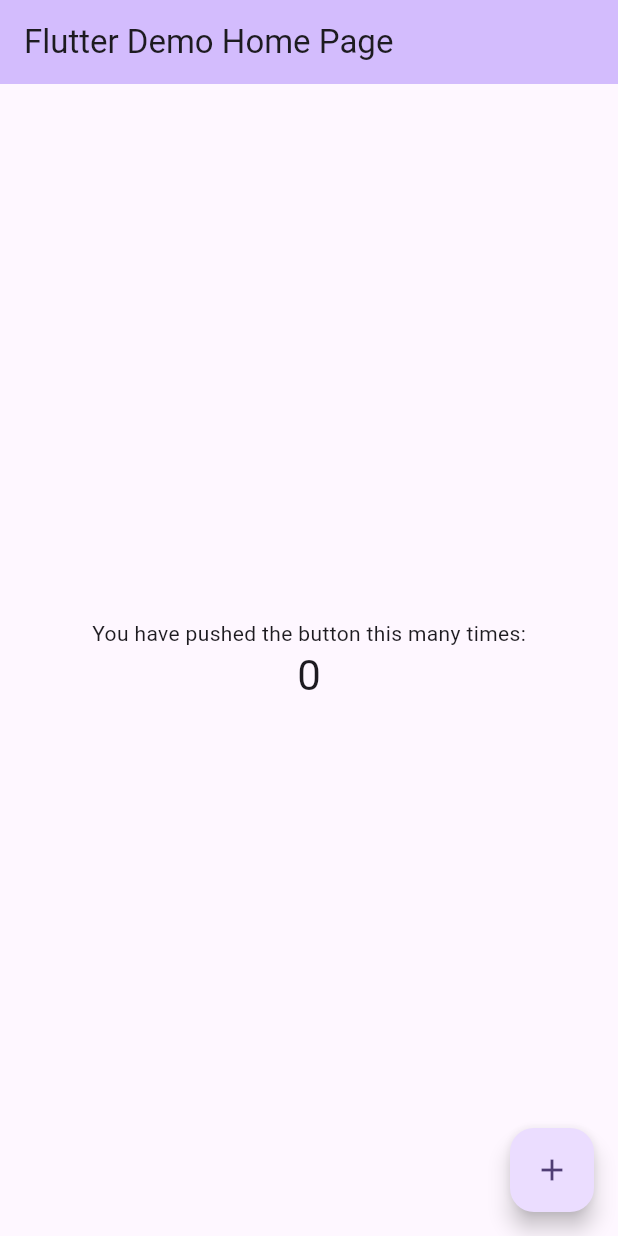
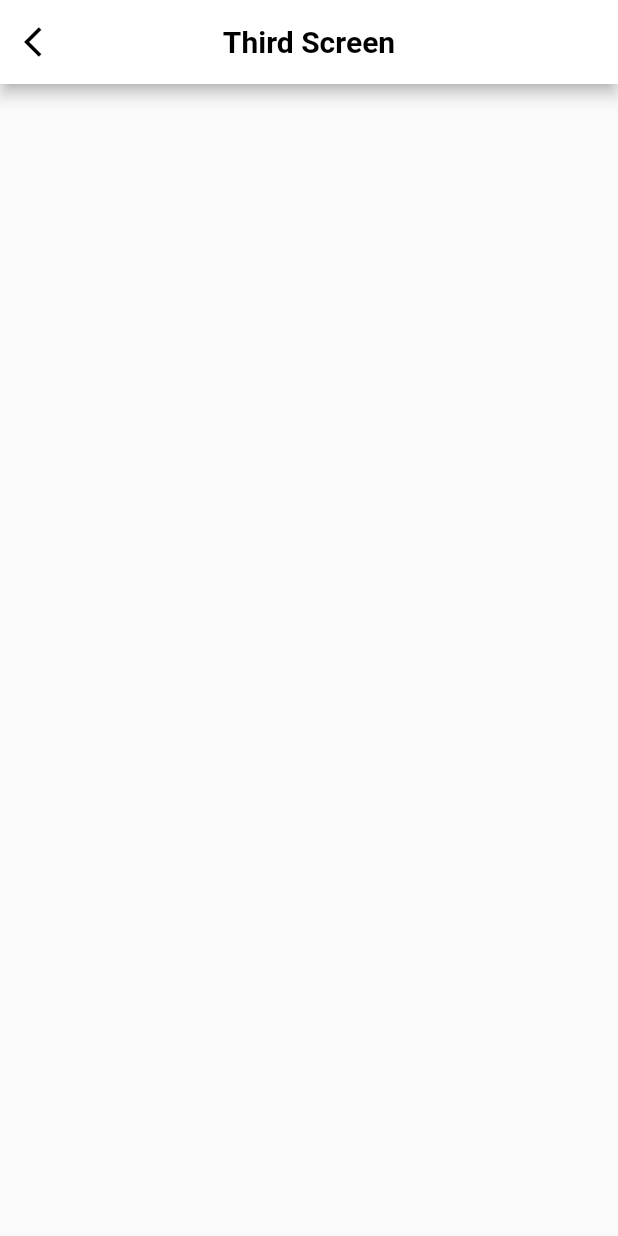
Before and after one commit to Ardanudn/Ardanu-Dhuhri-Nugroho-suitmedia-test, a Flutter app: the screen it shows after launch, on a phone screen of 412 x 824 dp. Run offline on Flutter 3.47's test engine with Material 2 defaults, Android fonts, the phone set to English and light mode, and no system bars.

Commit message:
finish number 1 and all layout

```diff
--- a/lib/main.dart
+++ b/lib/main.dart
@@ -1,125 +1,20 @@
 import 'package:flutter/material.dart';
+import 'package:suitmedia/screens/firstscreen.dart';
+import 'package:suitmedia/screens/secondscreen.dart';
+import 'package:suitmedia/screens/thirdscreen.dart';
 
-void main() {
-  runApp(const MyApp());
+void main(List<String> args) {
+  runApp(MyApp());
 }
 
 class MyApp extends StatelessWidget {
   const MyApp({super.key});
 
-  // This widget is the root of your application.
   @override
   Widget build(BuildContext context) {
     return MaterialApp(
-      title: 'Flutter Demo',
-      theme: ThemeData(
-        // This is the theme of your application.
-        //
-        // TRY THIS: Try running your application with "flutter run". You'll see
-        // the application has a blue toolbar. Then, without quitting the app,
-        // try changing the seedColor in the colorScheme below to Colors.green
-        // and then invoke "hot reload" (save your changes or press the "hot
-        // reload" button in a Flutter-supported IDE, or press "r" if you used
-        // the command line to start the app).
-        //
-        // Notice that the counter didn't reset back to zero; the application
-        // state is not lost during the reload. To reset the state, use hot
-        // restart instead.
-        //
-        // This works for code too, not just values: Most code changes can be
-        // tested with just a hot reload.
-        colorScheme: ColorScheme.fromSeed(seedColor: Colors.deepPurple),
-        useMaterial3: true,
-      ),
-      home: const MyHomePage(title: 'Flutter Demo Home Page'),
+      debugShowCheckedModeBanner: false,
+      home: ThirdScreen(),
     );
   }
 }
-
-class MyHomePage extends StatefulWidget {
-  const MyHomePage({super.key, required this.title});
-
-  // This widget is the home page of your application. It is stateful, meaning
-  // that it has a State object (defined below) that contains fields that affect
-  // how it looks.
-
-  // This class is the configuration for the state. It holds the values (in this
-  // case the title) provided by the parent (in this case the App widget) and
-  // used by the build method of the State. Fields in a Widget subclass are
-  // always marked "final".
-
-  final String title;
-
-  @override
-  State<MyHomePage> createState() => _MyHomePageState();
-}
-
-class _MyHomePageState extends State<MyHomePage> {
-  int _counter = 0;
-
-  void _incrementCounter() {
-    setState(() {
-      // This call to setState tells the Flutter framework that something has
-      // changed in this State, which causes it to rerun the build method below
-      // so that the display can reflect the updated values. If we changed
-      // _counter without calling setState(), then the build method would not be
-      // called again, and so nothing would appear to happen.
-      _counter++;
-    });
-  }
-
-  @override
-  Widget build(BuildContext context) {
-    // This method is rerun every time setState is called, for instance as done
-    // by the _incrementCounter method above.
-    //
-    // The Flutter framework has been optimized to make rerunning build methods
-    // fast, so that you can just rebuild anything that needs updating rather
-    // than having to individually change instances of widgets.
-    return Scaffold(
-      appBar: AppBar(
-        // TRY THIS: Try changing the color here to a specific color (to
-        // Colors.amber, perhaps?) and trigger a hot reload to see the AppBar
-        // change color while the other colors stay the same.
-        backgroundColor: Theme.of(context).colorScheme.inversePrimary,
-        // Here we take the value from the MyHomePage object that was created by
-        // the App.build method, and use it to set our appbar title.
-        title: Text(widget.title),
-      ),
-      body: Center(
-        // Center is a layout widget. It takes a single child and positions it
-        // in the middle of the parent.
-        child: Column(
-          // Column is also a layout widget. It takes a list of children and
-          // arranges them vertically. By default, it sizes itself to fit its
-          // children horizontally, and tries to be as tall as its parent.
-          //
-          // Column has various properties to control how it sizes itself and
-          // how it positions its children. Here we use mainAxisAlignment to
-          // center the children vertically; the main axis here is the vertical
-          // axis because Columns are vertical (the cross axis would be
-          // horizontal).
-          //
-          // TRY THIS: Invoke "debug painting" (choose the "Toggle Debug Paint"
-          // action in the IDE, or press "p" in the console), to see the
-          // wireframe for each widget.
-          mainAxisAlignment: MainAxisAlignment.center,
-          children: <Widget>[
-            const Text(
-              'You have pushed the button this many times:',
-            ),
-            Text(
-              '$_counter',
-              style: Theme.of(context).textTheme.headlineMedium,
-            ),
-          ],
-        ),
-      ),
-      floatingActionButton: FloatingActionButton(
-        onPressed: _incrementCounter,
-        tooltip: 'Increment',
-        child: const Icon(Icons.add),
-      ), // This trailing comma makes auto-formatting nicer for build methods.
-    );
-  }
-}
--- /dev/null
+++ b/lib/screens/thirdscreen.dart
@@ -0,0 +1,35 @@
+import 'package:flutter/material.dart';
+
+class ThirdScreen extends StatelessWidget {
+  const ThirdScreen({super.key});
+
+  @override
+  Widget build(BuildContext context) {
+    return Scaffold(
+      appBar: AppBar(
+        leading: IconButton(
+          icon: Icon(
+            Icons.arrow_back_ios,
+            color: Colors.black,
+          ),
+          onPressed: () {
+            Navigator.pop(context);
+          },
+        ),
+        centerTitle: true,
+        title: Text(
+          "Third Screen",
+          style: TextStyle(
+            color: Colors.black,
+            fontWeight: FontWeight.bold,
+          ),
+        ),
+        backgroundColor: Colors.white,
+      ),
+      body: Padding(
+        padding: const EdgeInsets.all(20.0),
+
+        ),
+    );
+  }
+}
```
Also changed, not shown: lib/models/user.dart (added, +67 -0 lines), lib/screens/firstscreen.dart (added, +137 -0 lines), lib/screens/secondscreen.dart (added, +82 -0 lines), pubspec.yaml (+7 -13 lines), assets/icons/ic_photo.png (added), assets/images/background.png (added), pubspec.lock.
